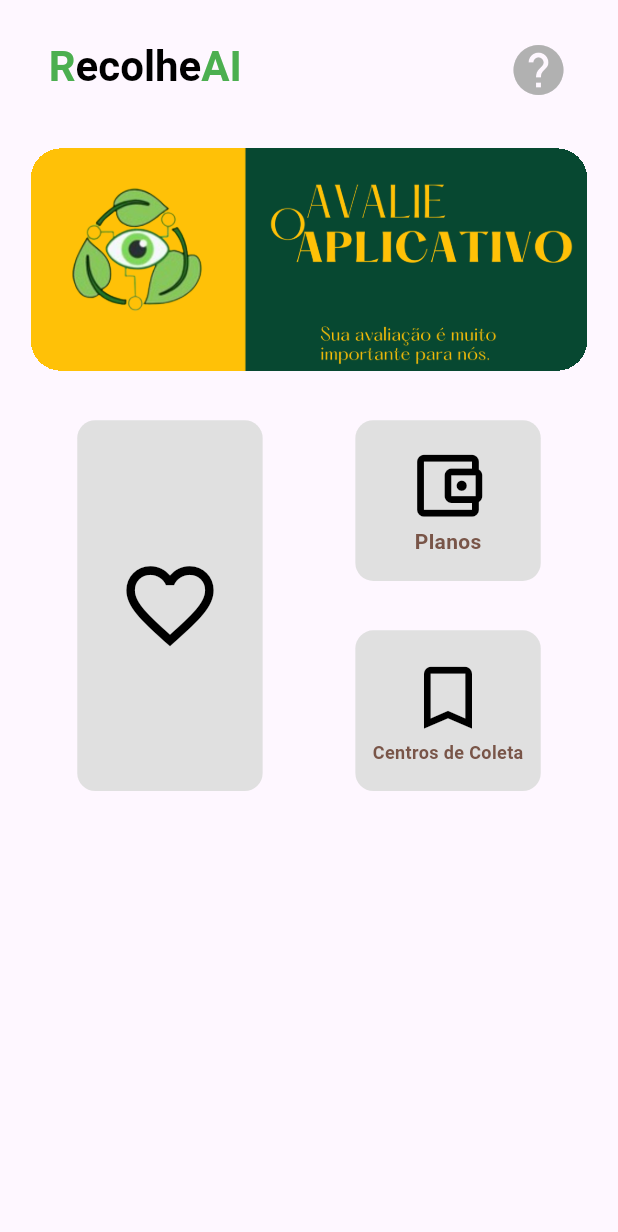
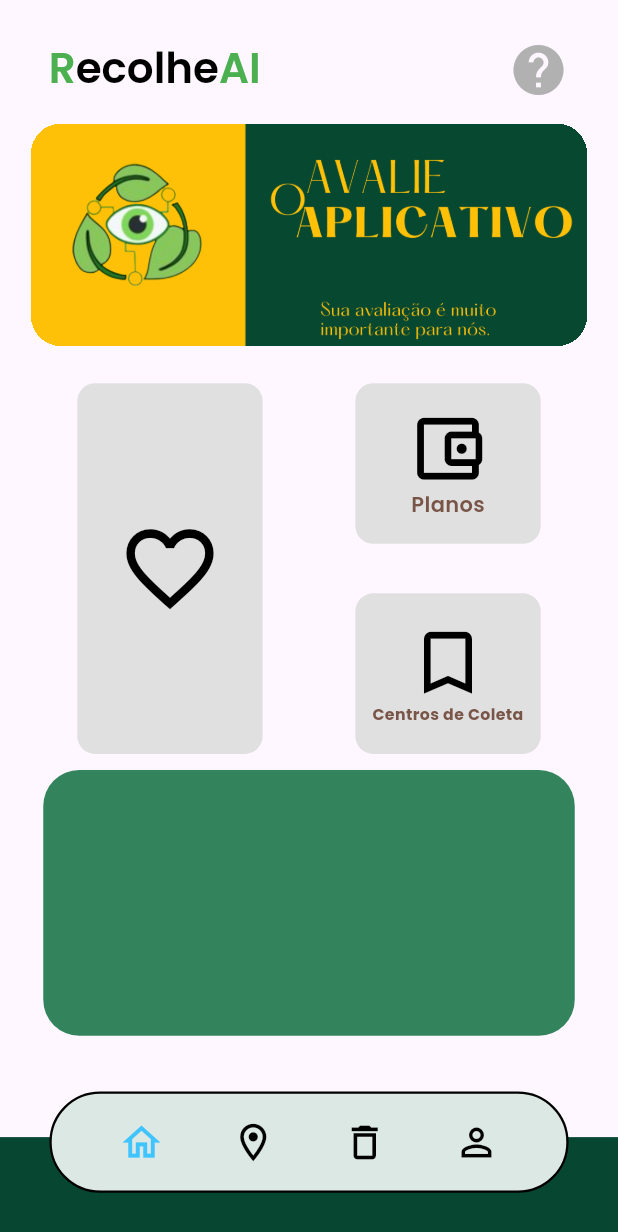
Before and after one commit to vitor1209/AppRecolheAI, a Flutter app: the Homepage screen opened directly, on a phone screen of 412 x 824 dp. Shown: the top 1232 px of the screen. Run offline on Flutter 3.47's test engine with Material 3 defaults, Android fonts, the phone set to English and light mode, and no system bars; drawn by our look-alikes of flutter_carousel_widget; our stand-ins replace get, smooth_page_indicator.

Commit message:
create bottomNavigationBar

```diff
--- a/lib/main.dart
+++ b/lib/main.dart
@@ -15,6 +15,7 @@ class MyApp extends StatelessWidget {
       theme: ThemeData(
         primarySwatch: Colors.green,
         secondaryHeaderColor: Colors.amber,
+        fontFamily: 'Poppins',
       ),
       home: InicioPage(),
     );
--- a/lib/pages/homePage.dart
+++ b/lib/pages/homePage.dart
@@ -33,7 +33,7 @@ class _HomepageState extends State<Homepage> {
                     'R',
                     style: TextStyle(
                       color: Colors.green,
-                      fontWeight: FontWeight.bold,
+                      fontWeight: FontWeight.w600,
                       fontSize: 28,
                     ),
                   ),
@@ -41,7 +41,7 @@ class _HomepageState extends State<Homepage> {
                     'ecolhe',
                     style: TextStyle(
                       color: Colors.black,
-                      fontWeight: FontWeight.bold,
+                      fontWeight: FontWeight.w600,
                       fontSize: 28,
                     ),
                   ),
@@ -49,7 +49,7 @@ class _HomepageState extends State<Homepage> {
                     'AI',
                     style: TextStyle(
                       color: Colors.green,
-                      fontWeight: FontWeight.bold,
+                      fontWeight: FontWeight.w600,
                       fontSize: 28,
                     ),
                   ),
@@ -70,11 +70,11 @@ class _HomepageState extends State<Homepage> {
       ),
       body: Column(
         children: [
-          SizedBox(height: screenHeight * 0.04),
+          SizedBox(height: screenHeight * 0.02),
           Carousel(context),
           Container(
             padding: EdgeInsets.only(
-              top: screenHeight * 0.04,
+              top: screenHeight * 0.03,
               left: screenWidth * 0.125,
               right: screenWidth * 0.125,
             ),
@@ -108,6 +108,71 @@ class _HomepageState extends State<Homepage> {
                   ],
                 ),
               ],
+            ),
+          ),
+          Container(
+            margin: EdgeInsets.only(
+              top: screenHeight * 0.013,
+              left: screenWidth * 0.07,
+              right: screenWidth * 0.07,
+            ),
+            decoration: BoxDecoration(
+              color: Color(0xFF006635).withValues(alpha: 0.8),
+              borderRadius: BorderRadius.circular(24),
+            ),
+            width: screenWidth,
+            height: screenHeight * 0.215,
+          ),
+        ],
+      ),
+      bottomNavigationBar: Stack(
+        alignment: Alignment.bottomCenter,
+        children: [
+          Container(
+            decoration: BoxDecoration(color: Color(0xFF074731)),
+            width: screenWidth,
+            height: screenHeight * 0.08,
+          ),
+          Padding(
+            padding: EdgeInsets.symmetric(
+              horizontal: screenWidth * 0.08,
+              vertical: screenHeight * 0.035,
+            ),
+            child: Container(
+              padding: EdgeInsets.symmetric(
+                horizontal: screenWidth * 0.055,
+                vertical: screenHeight * 0.01,
+              ),
+              decoration: BoxDecoration(
+                color: Color(0xFFDCE8E4),
+                border: Border.all(color: Colors.black, width: 1.5),
+                borderRadius: BorderRadius.circular(50),
+              ),
+              child: Row(
+                mainAxisAlignment: MainAxisAlignment.spaceAround,
+                children: [
+                  IconButton(
+                    onPressed: () {},
+                    icon: Icon(Icons.home_outlined, size: 30),
+                    color: Colors.lightBlueAccent,
+                  ),
+                  IconButton(
+                    onPressed: () {},
+                    icon: Icon(Icons.location_on_outlined, size: 30),
+                    color: Colors.black,
+                  ),
+                  IconButton(
+                    onPressed: () {},
+                    icon: Icon(Icons.delete_outline, size: 30),
+                    color: Colors.black,
+                  ),
+                  IconButton(
+                    onPressed: () {},
+                    icon: Icon(Icons.person_outline, size: 30),
+                    color: Colors.black,
+                  ),
+                ],
+              ),
             ),
           ),
         ],
@@ -176,7 +241,7 @@ Widget BtnPlanos(BuildContext context) {
             style: TextStyle(
               fontSize: 14,
               color: Colors.brown,
-              fontWeight: FontWeight.w700,
+              fontWeight: FontWeight.w600,
             ),
           ),
         ],
@@ -203,8 +268,9 @@ Widget BtnCentroColeta(BuildContext context) {
           Icon(Icons.bookmark_outline, size: 55, color: Colors.black),
           Text(
             'Centros de Coleta',
+            textAlign: TextAlign.center,
             style: TextStyle(
-              fontSize: 12,
+              fontSize: 10.5,
               color: Colors.brown,
               fontWeight: FontWeight.w700,
             ),
--- a/lib/pages/introPage.dart
+++ b/lib/pages/introPage.dart
@@ -145,7 +145,10 @@ Widget Intro2(BuildContext context) {
           padding: EdgeInsets.only(top: screenHeight * 0.05),
           child: ElevatedButton(
             onPressed: () {},
-            child: Text('Saiba mais'),
+            child: Text(
+              'Saiba mais',
+              style: TextStyle(fontSize: 15, fontWeight: FontWeight.bold),
+            ),
             style: ElevatedButton.styleFrom(
               backgroundColor: Colors.amber,
               foregroundColor: Colors.white,
@@ -297,7 +300,10 @@ Widget Intro5(BuildContext context) {
                 borderRadius: BorderRadius.circular(20),
               ),
             ),
-            child: Text('Ver o App'),
+            child: Text(
+              'Ver o App',
+              style: TextStyle(fontSize: 15, fontWeight: FontWeight.bold),
+            ),
           ),
         ),
       ],
```
Also changed, not shown: pubspec.yaml (+7 -0 lines), lib/assets/fonts/Poppins-Bold.ttf (added), lib/assets/fonts/Poppins-Regular.ttf (added), lib/assets/fonts/Poppins-SemiBold.ttf (added).
